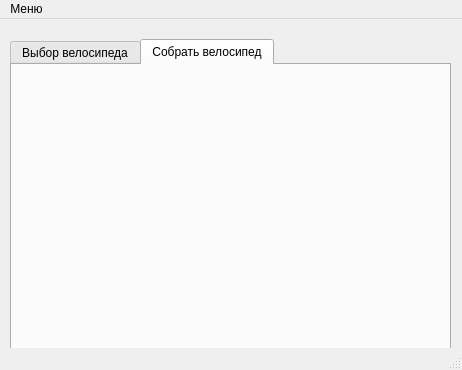
First picture: the form in windowklient.ui, repository IraSoro/bike-store-database, before the edit.
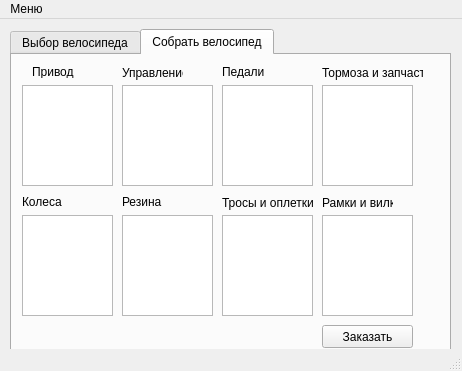
Second picture: the form after the edit. The open tabs and pages were chosen to show the change.

Commit message: Added interface for assembly bike

```diff
--- a/windowklient.ui
+++ b/windowklient.ui
@@ -7,7 +7,7 @@
     <x>0</x>
     <y>0</y>
     <width>462</width>
-    <height>370</height>
+    <height>371</height>
    </rect>
   </property>
   <property name="windowTitle">
@@ -18,9 +18,9 @@
     <property name="geometry">
      <rect>
       <x>10</x>
-      <y>20</y>
+      <y>10</y>
       <width>441</width>
-      <height>311</height>
+      <height>331</height>
      </rect>
     </property>
     <property name="minimumSize">
@@ -114,6 +114,203 @@
      <attribute name="title">
       <string>Собрать велосипед</string>
      </attribute>
+     <widget class="QListWidget" name="listWidget_Privod">
+      <property name="geometry">
+       <rect>
+        <x>10</x>
+        <y>30</y>
+        <width>91</width>
+        <height>101</height>
+       </rect>
+      </property>
+     </widget>
+     <widget class="QListWidget" name="listWidget_Upravl">
+      <property name="geometry">
+       <rect>
+        <x>110</x>
+        <y>30</y>
+        <width>91</width>
+        <height>101</height>
+       </rect>
+      </property>
+     </widget>
+     <widget class="QListWidget" name="listWidget_Pedal">
+      <property name="geometry">
+       <rect>
+        <x>210</x>
+        <y>30</y>
+        <width>91</width>
+        <height>101</height>
+       </rect>
+      </property>
+     </widget>
+     <widget class="QListWidget" name="listWidget_Tormoz">
+      <property name="geometry">
+       <rect>
+        <x>310</x>
+        <y>30</y>
+        <width>91</width>
+        <height>101</height>
+       </rect>
+      </property>
+     </widget>
+     <widget class="QListWidget" name="listWidget_Kolesa">
+      <property name="geometry">
+       <rect>
+        <x>10</x>
+        <y>160</y>
+        <width>91</width>
+        <height>101</height>
+       </rect>
+      </property>
+     </widget>
+     <widget class="QListWidget" name="listWidget_Rezina">
+      <property name="geometry">
+       <rect>
+        <x>110</x>
+        <y>160</y>
+        <width>91</width>
+        <height>101</height>
+       </rect>
+      </property>
+     </widget>
+     <widget class="QListWidget" name="listWidget_Tros">
+      <property name="geometry">
+       <rect>
+        <x>210</x>
+        <y>160</y>
+        <width>91</width>
+        <height>101</height>
+       </rect>
+      </property>
+     </widget>
+     <widget class="QListWidget" name="listWidget_Ramki">
+      <property name="geometry">
+       <rect>
+        <x>310</x>
+        <y>160</y>
+        <width>91</width>
+        <height>101</height>
+       </rect>
+      </property>
+     </widget>
+     <widget class="QLabel" name="label">
+      <property name="geometry">
+       <rect>
+        <x>20</x>
+        <y>10</y>
+        <width>47</width>
+        <height>13</height>
+       </rect>
+      </property>
+      <property name="text">
+       <string>Привод</string>
+      </property>
+     </widget>
+     <widget class="QLabel" name="label_2">
+      <property name="geometry">
+       <rect>
+        <x>110</x>
+        <y>10</y>
+        <width>61</width>
+        <height>16</height>
+       </rect>
+      </property>
+      <property name="text">
+       <string>Управление</string>
+      </property>
+     </widget>
+     <widget class="QLabel" name="label_3">
+      <property name="geometry">
+       <rect>
+        <x>210</x>
+        <y>10</y>
+        <width>47</width>
+        <height>13</height>
+       </rect>
+      </property>
+      <property name="text">
+       <string>Педали</string>
+      </property>
+     </widget>
+     <widget class="QLabel" name="label_4">
+      <property name="geometry">
+       <rect>
+        <x>310</x>
+        <y>10</y>
+        <width>101</width>
+        <height>16</height>
+       </rect>
+      </property>
+      <property name="text">
+       <string>Тормоза и запчасти</string>
+      </property>
+     </widget>
+     <widget class="QLabel" name="label_5">
+      <property name="geometry">
+       <rect>
+        <x>10</x>
+        <y>140</y>
+        <width>47</width>
+        <height>13</height>
+       </rect>
+      </property>
+      <property name="text">
+       <string>Колеса</string>
+      </property>
+     </widget>
+     <widget class="QLabel" name="label_6">
+      <property name="geometry">
+       <rect>
+        <x>110</x>
+        <y>140</y>
+        <width>47</width>
+        <height>13</height>
+       </rect>
+      </property>
+      <property name="text">
+       <string>Резина</string>
+      </property>
+     </widget>
+     <widget class="QLabel" name="label_7">
+      <property name="geometry">
+       <rect>
+        <x>210</x>
+        <y>140</y>
+        <width>91</width>
+        <height>16</height>
+       </rect>
+      </property>
+      <property name="text">
+       <string>Тросы и оплетки</string>
+      </property>
+     </widget>
+     <widget class="QLabel" name="label_8">
+      <property name="geometry">
+       <rect>
+        <x>310</x>
+        <y>140</y>
+        <width>71</width>
+        <height>16</height>
+       </rect>
+      </property>
+      <property name="text">
+       <string>Рамки и вилки</string>
+      </property>
+     </widget>
+     <widget class="QPushButton" name="pushButton_3">
+      <property name="geometry">
+       <rect>
+        <x>310</x>
+        <y>270</y>
+        <width>91</width>
+        <height>23</height>
+       </rect>
+      </property>
+      <property name="text">
+       <string>Заказать</string>
+      </property>
+     </widget>
     </widget>
    </widget>
   </widget>
```
Left out of the diff: 2 changed lines with no effect on the pictures.
